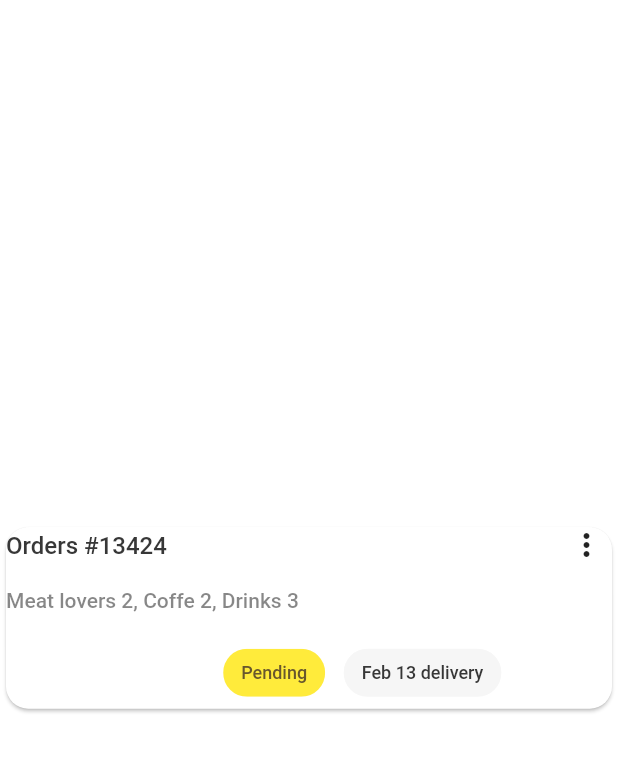
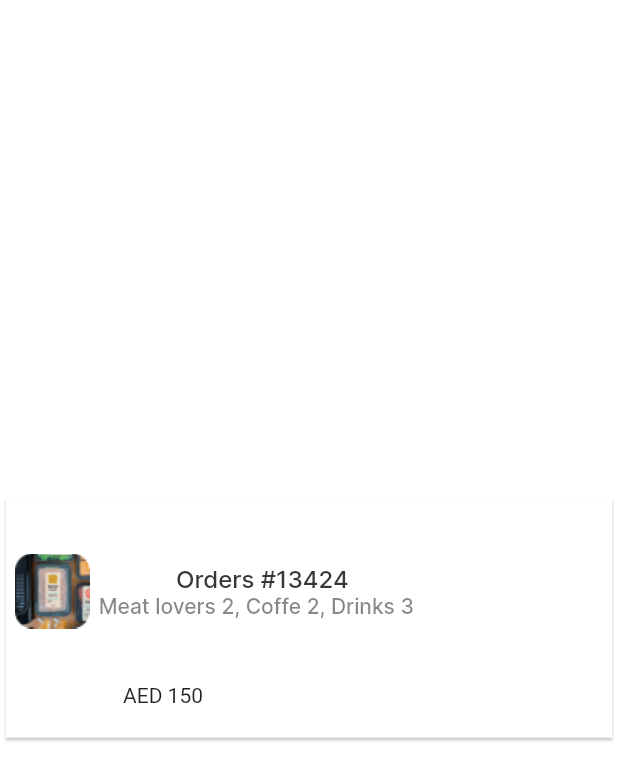
Before and after one commit to fcolakovic2/meelz, a Flutter app: the screen it shows after launch, on a phone screen of 412 x 824 dp. Shown: the top 781 px of the screen. Run offline on Flutter 3.47's test engine with Material 2 defaults, Android fonts, the phone set to English and light mode, and no system bars.

Commit message:
Dodana promjena shapea carda ovisno o slici

```diff
--- a/lib/kartica.dart
+++ b/lib/kartica.dart
@@ -18,9 +18,11 @@ class _OrderKarticaState extends State<OrderKartica> {
 
     return Center(
       child: Card(
-        shape: RoundedRectangleBorder(
+        shape: !widget.imaSlike
+            ? RoundedRectangleBorder(
                 borderRadius: BorderRadius.circular(15.0),
-        ),
+              )
+            : RoundedRectangleBorder(),
         child: widget.imaSlike
             ? Column(
                 mainAxisSize: MainAxisSize.min,
@@ -32,24 +34,27 @@ class _OrderKarticaState extends State<OrderKartica> {
                         Container(
                           height: SizeConfig.safeBlockVertical * 15,
                           width: SizeConfig.safeBlockHorizontal * 15,
-                          child: Image.network(
-                              'https://github.com/flutter/plugins/raw/master/packages/video_player/video_player/doc/demo_ipod.gif?raw=true'),
-                        )
+                          child: Image.asset('assets/images/Rectangle711.png'),
+                        ),
                       ]),
                       Column(children: <Widget>[
-                        Text(
+                        Padding(
+                          padding: const EdgeInsets.only(left: 8.0),
+                          child: Text(
                             widget.title,
                             style: TextStyle(
+                              fontFamily: "Inter",
                               fontSize: 16,
                               fontStyle: FontStyle.normal,
                               fontWeight: FontWeight.w500,
                               color: Color(0xff373737),
                             ),
                           ),
-                        SizedBox(height: SizeConfig.safeBlockVertical * 2),
+                        ),
                         Text(
                           widget.subtitle,
                           style: TextStyle(
+                            fontFamily: "Inter",
                             fontSize: 14,
                             fontStyle: FontStyle.normal,
                             fontWeight: FontWeight.w500,
@@ -59,35 +64,15 @@ class _OrderKarticaState extends State<OrderKartica> {
                       ]),
                     ],
                   ),
-                  SizedBox(
-                    height: SizeConfig.safeBlockVertical * 2,
-                  ),
-                  widget.imaSlike
-                      ? Row(
-                          mainAxisAlignment: !widget.imaSlike
-                              ? MainAxisAlignment.end
-                              : MainAxisAlignment.start,
+                  Row(
+                    mainAxisAlignment: MainAxisAlignment.start,
                     children: <Widget>[
                       Column(children: <Widget>[
-                              Text(
+                        Padding(
+                          padding:
+                              const EdgeInsets.only(left: 78.0, bottom: 20.0),
+                          child: Text(
                             widget.cijena,
-                              ),
-                            ]),
-                          ],
-                        )
-                      : Row(
-                          mainAxisAlignment: !widget.imaSlike
-                              ? MainAxisAlignment.end
-                              : MainAxisAlignment.start,
-                          children: <Widget>[
-                            Column(children: <Widget>[
-                              Text(
-                                widget.cijena,
-                                style: TextStyle(
-                                  fontSize: 16,
-                                  fontStyle: FontStyle.normal,
-                                  fontWeight: FontWeight.w500,
-                                  color: Color(0x373737),
                           ),
                         ),
                       ]),
@@ -98,8 +83,10 @@ class _OrderKarticaState extends State<OrderKartica> {
             : Column(
                 mainAxisSize: MainAxisSize.min,
                 children: <Widget>[
-                  Row(
-                    mainAxisAlignment: MainAxisAlignment.start,
+                  Padding(
+                    padding: const EdgeInsets.fromLTRB(20.0, 20.0, 20.0, 8.0),
+                    child: Row(
+                      mainAxisAlignment: MainAxisAlignment.spaceBetween,
                       children: <Widget>[
                         Column(
                           children: [
@@ -107,6 +94,7 @@ class _OrderKarticaState extends State<OrderKartica> {
                               widget.title,
                               style: TextStyle(
                                 fontSize: 16,
+                                fontFamily: "Inter",
                                 fontStyle: FontStyle.normal,
                                 fontWeight: FontWeight.w500,
                                 color: Color(0xff373737),
@@ -116,95 +104,98 @@ class _OrderKarticaState extends State<OrderKartica> {
                         ),
                         Column(
                           children: <Widget>[
-                          SizedBox(width: SizeConfig.screenWidth * 0.65)
+                            Icon(Icons.more_vert),
                           ],
-                      ),
-                      Column(
-                        children: <Widget>[Icon(Icons.more_vert)],
                         ),
                       ],
                     ),
-                  SizedBox(
-                    height: SizeConfig.safeBlockVertical * 2,
                   ),
                   Row(
                     mainAxisAlignment: MainAxisAlignment.start,
                     children: <Widget>[
-                      Text(
+                      Padding(
+                        padding:
+                            const EdgeInsets.only(left: 20.0, bottom: 10.0),
+                        child: Text(
                           widget.subtitle,
                           style: TextStyle(
                             fontSize: 14,
+                            fontFamily: "Inter",
                             fontStyle: FontStyle.normal,
                             fontWeight: FontWeight.w500,
                             color: Color(0xff373737).withOpacity(0.6),
                           ),
                         ),
+                      ),
                     ],
                   ),
-                  SizedBox(
-                    //ovdje dodaj sad i pending i delivery date, a dole obrisi pending i delivery dodaj sliku samo. zato se ne vide pending i delivery jer otvori uvijek ovo ako je slika true tj ako postoji
-                    height: SizeConfig.safeBlockVertical * 2,
-                  ),
-                  Row(
-                    mainAxisAlignment: MainAxisAlignment.end,
+                  Padding(
+                    padding: const EdgeInsets.fromLTRB(18.0, 10.0, 20.0, 20),
+                    child: Row(
+                      mainAxisAlignment: MainAxisAlignment.start,
                       children: <Widget>[
-                      Column(
+                        Padding(
+                          padding: const EdgeInsets.only(right: 5.0),
+                          child: Column(
                             children: <Widget>[
                               Chip(
-                            backgroundColor: Colors.yellow,
+                                shape: RoundedRectangleBorder(
+                                    borderRadius:
+                                        BorderRadius.all(Radius.circular(6))),
+                                backgroundColor: Color(0xffFFDF36),
                                 label: Text(
                                   "Pending",
                                   style: TextStyle(
+                                    fontFamily: "Inter",
                                     fontSize: 12,
                                     fontStyle: FontStyle.normal,
                                     fontWeight: FontWeight.w500,
                                     color: Color(0xff68572D),
                                   ),
                                 ),
-                          )
+                              ),
                             ],
                           ),
-                      Column(
-                        children: <Widget>[
-                          SizedBox(width: SizeConfig.safeBlockHorizontal * 3)
-                        ],
                         ),
                         Column(
                           children: <Widget>[
                             Chip(
+                              shape: RoundedRectangleBorder(
+                                  borderRadius:
+                                      BorderRadius.all(Radius.circular(6))),
                               backgroundColor: Color(0xffF6F6F6),
                               label: Text(
                                 "Feb 13 delivery",
                                 style: TextStyle(
+                                  fontFamily: "Inter",
                                   fontSize: 12,
                                   fontStyle: FontStyle.normal,
                                   fontWeight: FontWeight.w500,
                                   color: Color(0xff373737),
                                 ),
                               ),
-                          )
+                            ),
                           ],
                         ),
+                        Spacer(),
                         Column(
-                        children: <Widget>[
-                          SizedBox(width: SizeConfig.safeBlockHorizontal * 3)
-                        ],
-                      ),
-                      Column(
+                          mainAxisAlignment: MainAxisAlignment.end,
                           children: [
                             Text(
                               widget.cijena,
                               style: TextStyle(
                                 fontSize: 16,
+                                fontFamily: "Inter",
                                 fontStyle: FontStyle.normal,
                                 fontWeight: FontWeight.w500,
-                              color: Color(0x373737),
+                                color: Color(0xff373737),
                               ),
                             ),
                           ],
                         ),
                       ],
-                  )
+                    ),
+                  ),
                 ],
               ),
       ),
--- a/lib/main.dart
+++ b/lib/main.dart
@@ -24,7 +24,7 @@ class MyApp extends StatelessWidget {
         primarySwatch: Colors.blue,
       ),
       home: OrderKartica("Orders #13424", "Meat lovers 2, Coffe 2, Drinks 3",
-          "AED 150", "", false),
+          "AED 150", "", true),
     );
   }
 }
```
Also changed, not shown: pubspec.yaml (+8 -15 lines), assets/fonts/Inter-VariableFont_slnt,wght.ttf (added), assets/images/Rectangle711.png (added). Lines whose indentation alone changed are shown as unchanged.
